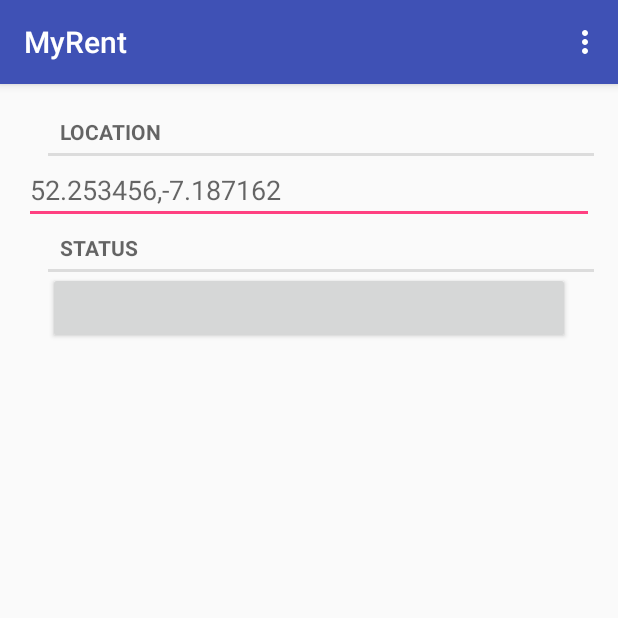
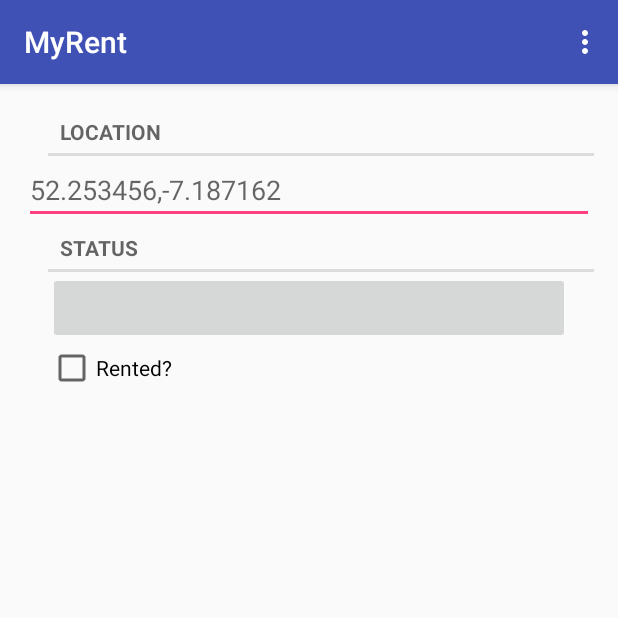
Before and after one commit to michaelfoy/android-myrent-labs, an Android app: the screen it shows after launch (MyRentActivity before the commit, ResidenceActivity after it), on a phone screen of 412 x 824 dp, the top half of it. Run offline under Robolectric (Android 15) with nearby library versions, the phone set to English and light mode, and no system bars.

Commit message:
lab01-steps04,05 complete

```diff
--- a/app/src/main/AndroidManifest.xml
+++ b/app/src/main/AndroidManifest.xml
@@ -8,7 +8,7 @@
         android:label="@string/app_name"
         android:supportsRtl="true"
         android:theme="@style/AppTheme">
-        <activity android:name=".activities.MyRentActivity">
+        <activity android:name=".activities.ResidenceActivity">
             <intent-filter>
                 <action android:name="android.intent.action.MAIN" />
 
--- a/app/src/main/java/org/wit/myrent/activities/MyRentActivity.java
+++ b/app/src/main/java/org/wit/myrent/activities/ResidenceActivity.java
@@ -3,17 +3,23 @@ package org.wit.myrent.activities;
 import android.support.v7.app.AppCompatActivity;
 import android.os.Bundle;
 import android.text.TextWatcher;
+import android.util.Log;
 import android.view.Menu;
 import android.text.Editable;
+import android.widget.Button;
+import android.widget.CheckBox;
+import android.widget.CompoundButton;
 import android.widget.EditText;
 
 import org.wit.myrent.R;
 import org.wit.myrent.models.Residence;
 
-public class MyRentActivity extends AppCompatActivity implements TextWatcher {
+public class ResidenceActivity extends AppCompatActivity implements TextWatcher, CompoundButton.OnCheckedChangeListener {
 
     private EditText  geolocation;
     private Residence residence;
+    private CheckBox rented;
+    private Button dateButton;
 
     @Override
     protected void onCreate(Bundle savedInstanceState)
@@ -23,6 +29,11 @@ public class MyRentActivity extends AppCompatActivity implements TextWatcher {
 
         geolocation = (EditText) findViewById(R.id.geolocation);
         residence = new Residence();
+        dateButton  = (Button)   findViewById(R.id.registrationDate);
+        rented  = (CheckBox) findViewById(R.id.isRented);
+        dateButton .setEnabled(false);
+        rented.setOnCheckedChangeListener(this);
+
         // Register a TextWatcher in the EditText geolocation object
         geolocation.addTextChangedListener(this);
     }
@@ -41,6 +52,13 @@ public class MyRentActivity extends AppCompatActivity implements TextWatcher {
     }
 
     @Override
+    public void onCheckedChanged(CompoundButton arg0, boolean isChecked)
+    {
+        Log.i(this.getClass().getSimpleName(), "rented Checked");
+        residence.rented = isChecked;
+    }
+
+    @Override
     public void afterTextChanged(Editable editable)
     {
         residence.setGeolocation(editable.toString());
--- a/app/src/main/java/org/wit/myrent/models/Residence.java
+++ b/app/src/main/java/org/wit/myrent/models/Residence.java
@@ -1,5 +1,6 @@
 package org.wit.myrent.models;
 
+import java.util.Date;
 import java.util.Random;
 
 /**
@@ -10,15 +11,18 @@ import java.util.Random;
  */
 public class Residence
 {
-    private Long id;
+    public Long id;
+    public Long date;
 
     //a latitude longitude pair
     //example "52.4566,-6.5444"
     private String geolocation;
+    public boolean rented;
 
     public Residence()
     {
         id = new Random().nextLong();
+        date = new Date().getTime();
     }
 
     public void setGeolocation(String geolocation)
@@ -30,4 +34,14 @@ public class Residence
     {
         return geolocation;
     }
+
+    public String getDateString() {
+        return "Registered:" + dateString();
+    }
+
+    private String dateString() {
+        String dateFormat = "EEE d MMM yyyy H:mm";
+        return android.text.format.DateFormat.format(dateFormat, date).toString();
+    }
+
 }
--- a/app/src/main/res/layout/activity_residence.xml
+++ b/app/src/main/res/layout/activity_residence.xml
@@ -7,7 +7,7 @@
     android:paddingLeft="@dimen/activity_horizontal_margin"
     android:paddingRight="@dimen/activity_horizontal_margin"
     android:paddingTop="@dimen/activity_vertical_margin"
-    tools:context=".activities.MyRentActivity">
+    tools:context=".activities.ResidenceActivity">
 
     <EditText
         android:id="@+id/geolocation"
@@ -47,4 +47,13 @@
         android:layout_alignStart="@+id/location"
         style="?android:listSeparatorTextViewStyle"/>
 
+    <CheckBox
+        android:layout_width="wrap_content"
+        android:layout_height="wrap_content"
+        android:text="@string/isRented"
+        android:id="@+id/isRented"
+        android:layout_below="@+id/registrationDate"
+        android:layout_alignStart="@+id/registrationDate"
+        android:checked="false" />
+
 </RelativeLayout>
--- a/app/src/main/res/values/strings.xml
+++ b/app/src/main/res/values/strings.xml
@@ -6,4 +6,5 @@
     <string name="registrationDate" />
     <string name="location">Location</string>
     <string name="statusTitle">Status</string>
+    <string name="isRented">Rented?</string>
 </resources>
```
